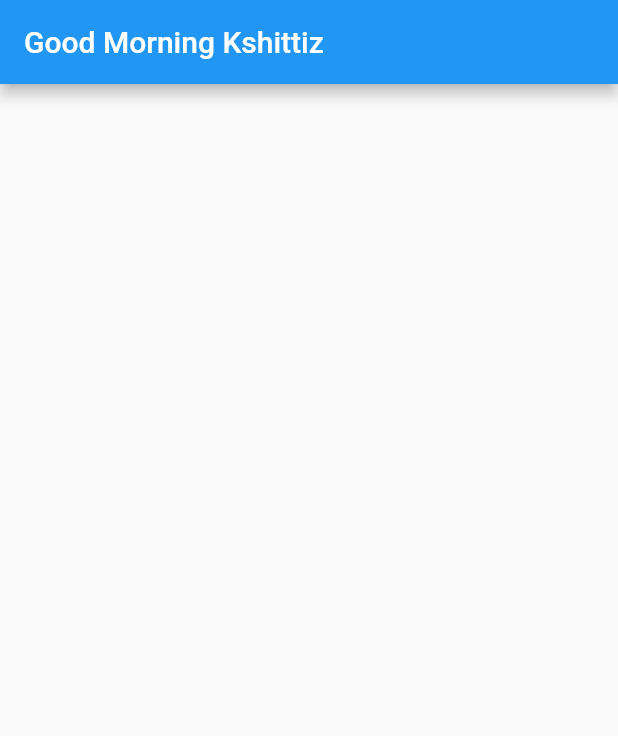
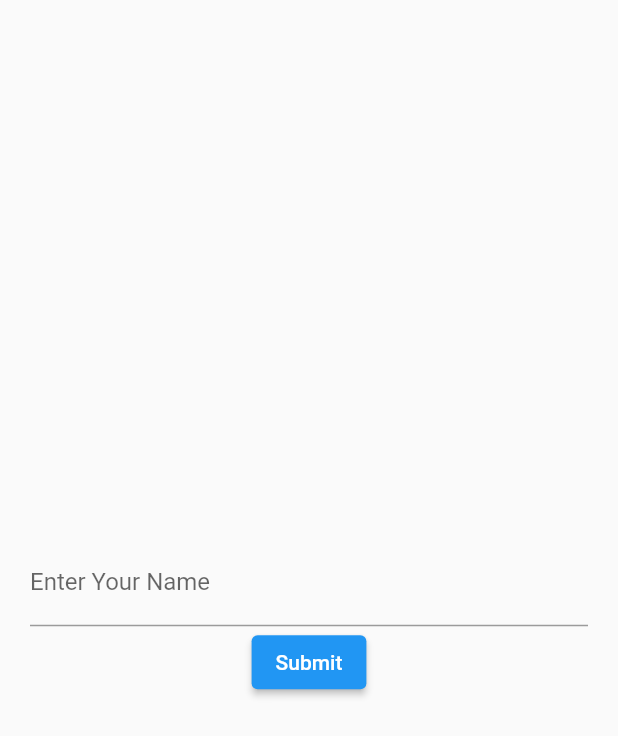
Before and after one commit to HastagKc/Todo_app, a Flutter app: the screen it shows after launch, on a phone screen of 412 x 824 dp. Shown: the top 736 px of the screen. Run offline on Flutter 3.47's test engine with Material 2 defaults, Android fonts, the phone set to English and light mode, and no system bars; our stand-ins replace flutter_riverpod, get.

Commit message:
constructor is added in homepage

```diff
--- a/lib/main.dart
+++ b/lib/main.dart
@@ -2,6 +2,7 @@ import 'package:flutter/material.dart';
 import 'package:flutter_riverpod/flutter_riverpod.dart';
 import 'package:get/get.dart';
 import 'package:todo_app/view/home_page.dart';
+import 'package:todo_app/view/splash_page.dart';
 
 void main() {
   runApp(ProviderScope(child: MyApp()));
@@ -13,7 +14,9 @@ class MyApp extends StatelessWidget {
   @override
   Widget build(BuildContext context) {
     return GetMaterialApp(
-      home: HomePage(),
+      debugShowCheckedModeBanner: false,
+      // home: HomePage(userName: 'Kshittiz'),
+      home: SplashPage(),
     );
   }
 }
--- a/lib/view/home_page.dart
+++ b/lib/view/home_page.dart
@@ -1,24 +1,22 @@
 import 'package:flutter/material.dart';
 import 'package:flutter_riverpod/flutter_riverpod.dart';
+import 'package:get/get.dart';
+import 'package:get/get_core/src/get_main.dart';
 import 'package:todo_app/Providers/name_provider.dart';
 
 class HomePage extends StatelessWidget {
-  const HomePage({super.key});
+  final time = DateTime.now();
 
+  // final userName = Get.arguments;
+  final String userName;
+  HomePage({required this.userName});
   @override
   Widget build(BuildContext context) {
     return Scaffold(
       appBar: AppBar(
-        title: Consumer(builder: (context, ref, child) {
-          final name = ref.watch(nameProvider);
-
-          final dateTime = DateTime.now();
-          return dateTime.hour > 12
-              ? Text(
-                  'Good evening $name',
-                )
-              : Text('Good Morning $name');
-        }),
+        title: time.hour > 12
+            ? Text('Good Evening $userName')
+            : Text('Good Morning $userName'),
       ),
     );
   }
--- /dev/null
+++ b/lib/view/splash_page.dart
@@ -0,0 +1,46 @@
+import 'package:flutter/material.dart';
+import 'package:get/get.dart';
+
+import 'package:todo_app/view/home_page.dart';
+
+class SplashPage extends StatelessWidget {
+  // const SplashPage({super.key});
+
+  final textContoller = TextEditingController();
+
+  @override
+  Widget build(BuildContext context) {
+    return Scaffold(
+      body: Center(
+        child: Padding(
+          padding: const EdgeInsets.all(20.0),
+          child: Column(
+            mainAxisAlignment: MainAxisAlignment.center,
+            children: [
+              TextFormField(
+                controller: textContoller,
+                decoration: const InputDecoration(
+                  label: Text('Enter Your Name '),
+                ),
+                onFieldSubmitted: (val) {
+                  textContoller.text = val;
+                },
+              ),
+              ElevatedButton(
+                onPressed: () {
+                  Get.to(
+                    HomePage(
+                      userName: textContoller.text,
+                    ),
+                    // arguments: textContoller.text,
+                  );
+                },
+                child: const Text('Submit'),
+              ),
+            ],
+          ),
+        ),
+      ),
+    );
+  }
+}
```
